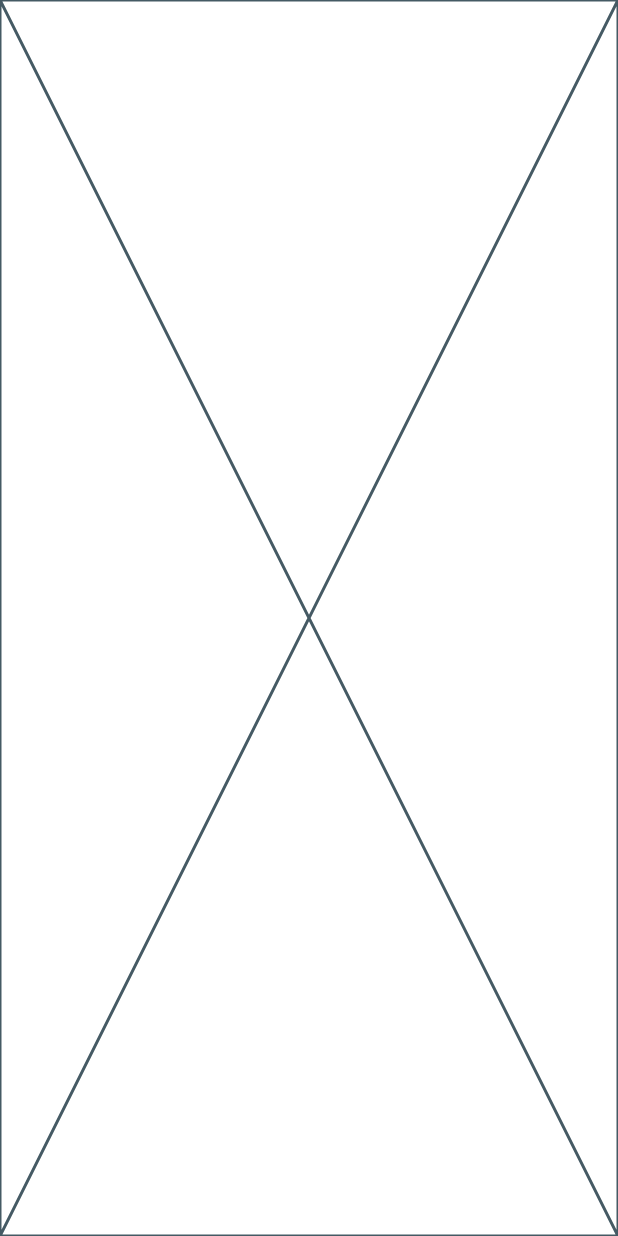
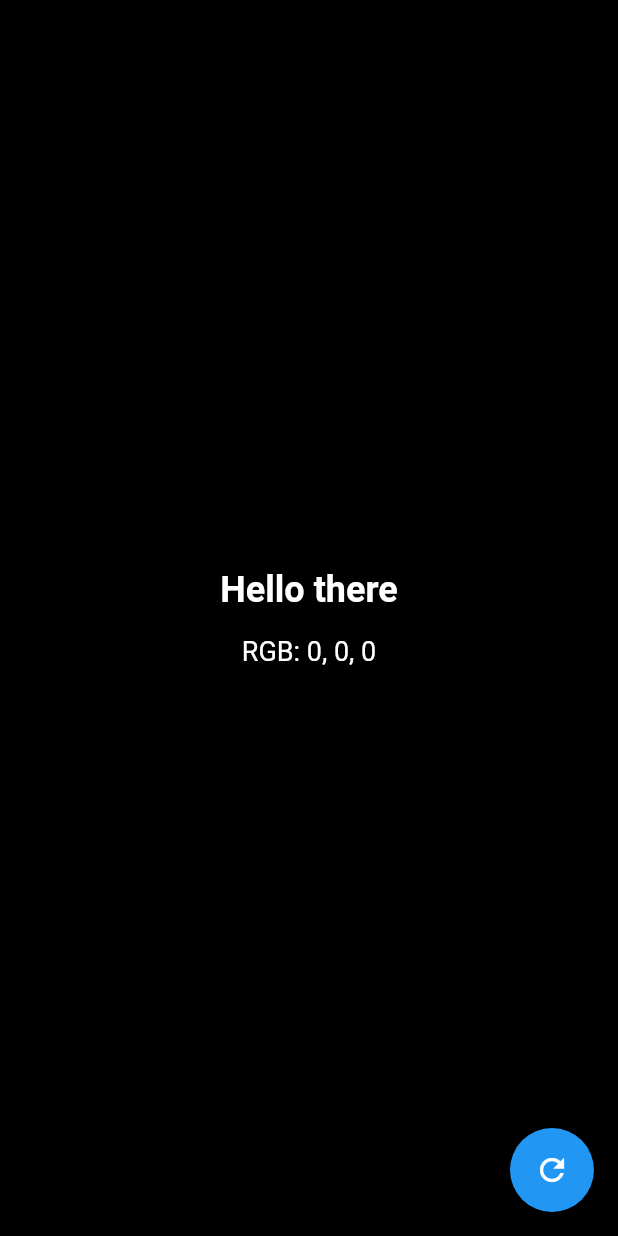
Before and after one commit to theakanfecode1/random_color_generator, a Flutter app: the screen it shows after launch, on a phone screen of 412 x 824 dp. Run offline on Flutter 3.47's test engine with Material 2 defaults, Android fonts, the phone set to English and light mode, and no system bars; our stand-ins replace rxdart.

Commit message:
feat: Color Generation

```diff
--- a/lib/app.dart
+++ b/lib/app.dart
@@ -7,12 +7,13 @@ class App extends StatelessWidget {
   @override
   Widget build(BuildContext context) {
     return MaterialApp(
+      debugShowCheckedModeBanner: false,
       title: 'Color Generator',
       theme: ThemeData(
         fontFamily: ('AlbertSans'),
         primarySwatch: Colors.blue,
       ),
-      home: const ColorChangeScreen(),
+      home: ColorChangeScreen(),
     );
   }
 }
--- a/lib/screens/color_change_screen.dart
+++ b/lib/screens/color_change_screen.dart
@@ -1,10 +1,61 @@
 import 'package:flutter/material.dart';
+import 'package:random_color_generator/blocs/color_bloc.dart';
+import 'package:random_color_generator/utils/color_utils.dart';
 
-class ColorChangeScreen extends StatelessWidget {
-  const ColorChangeScreen({Key? key}) : super(key: key);
+class ColorChangeScreen extends StatefulWidget {
+  @override
+  State<ColorChangeScreen> createState() => _ColorChangeScreenState();
+}
+
+class _ColorChangeScreenState extends State<ColorChangeScreen> {
+  final ColorBloc _colorBloc = ColorBloc();
 
   @override
   Widget build(BuildContext context) {
-    return const Placeholder();
+    return MaterialApp(
+      home: Scaffold(
+        body: GestureDetector(
+          onTap: _colorBloc.changeColor,
+          child: StreamBuilder<Color>(
+            stream: _colorBloc.colorStream,
+            initialData: Colors.black,
+            builder: (context, snapshot) {
+              final backgroundColor = snapshot.data;
+
+              return Container(
+                color: backgroundColor,
+                child: Column(
+                  mainAxisAlignment: MainAxisAlignment.center,
+                  children: [
+                    const Center(
+                      child: Text(
+                        'Hello there',
+                        style: TextStyle(fontSize: 24, color: Colors.white,fontWeight: FontWeight.w600),
+                      ),
+                    ),
+                    const SizedBox(height: 16),
+                    Text(
+                      ColorUtils.formatColor(backgroundColor),
+                      style: const TextStyle(fontSize: 18, color: Colors.white),
+                    ),
+                  ],
+                ),
+              );
+            },
+          ),
+        ),
+        floatingActionButton: FloatingActionButton(
+          onPressed: _colorBloc.resetColor,
+          tooltip: 'Reset Color',
+          child: const Icon(Icons.refresh),
+        ),
+      ),
+    );
+  }
+
+  @override
+  void dispose() {
+    _colorBloc.dispose();
+    super.dispose();
   }
 }
--- /dev/null
+++ b/lib/utils/color_utils.dart
@@ -0,0 +1,9 @@
+import 'package:flutter/material.dart';
+
+class ColorUtils {
+  static String formatColor(Color? color) {
+    return color == null
+        ? ''
+        : 'RGB: ${color.red}, ${color.green}, ${color.blue}';
+  }
+}
--- a/pubspec.yaml
+++ b/pubspec.yaml
@@ -35,6 +35,7 @@ dependencies:
   # The following adds the Cupertino Icons font to your application.
   # Use with the CupertinoIcons class for iOS style icons.
   cupertino_icons: ^1.0.2
+  rxdart: ^0.27.7
 
 dev_dependencies:
   flutter_test:
```
Also changed, not shown: lib/blocs/color_bloc.dart (added, +27 -0 lines), pubspec.lock.
